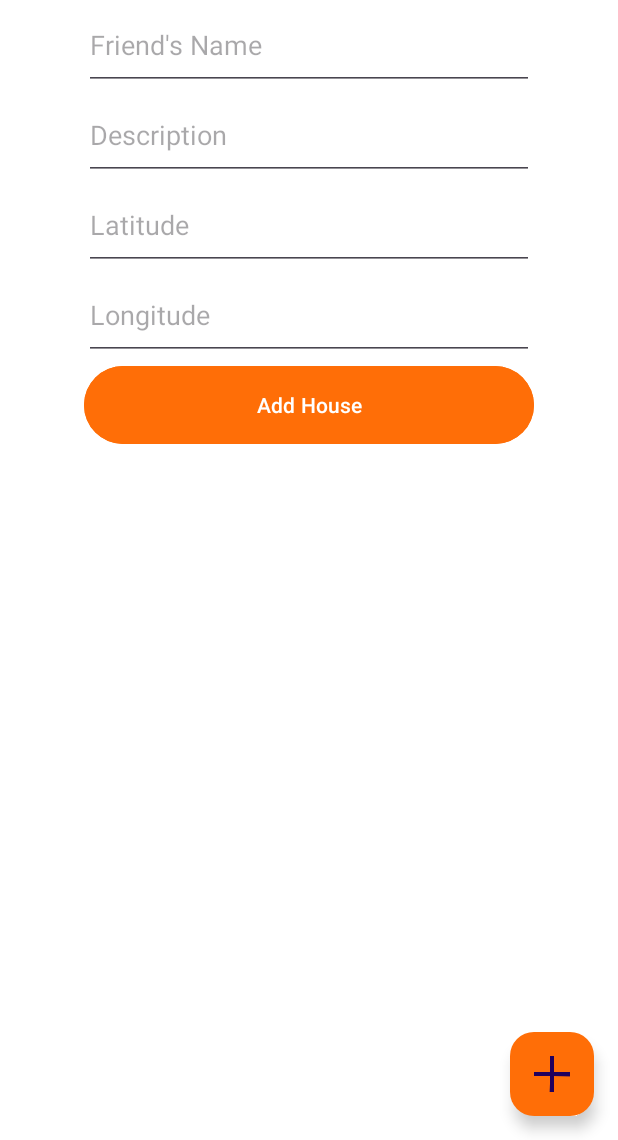
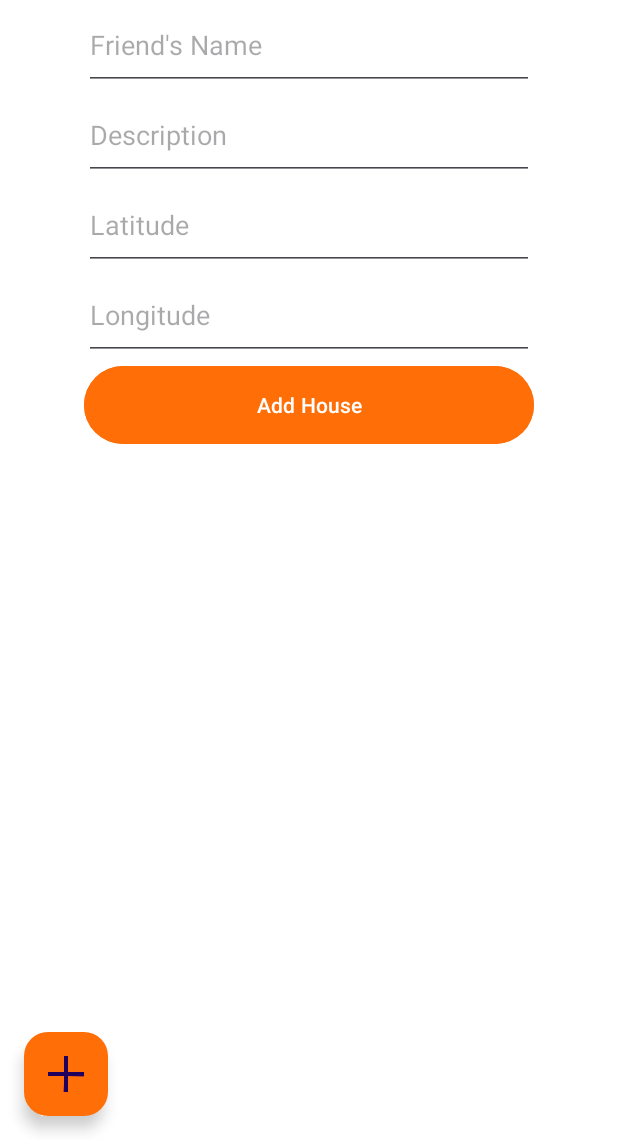
Before and after one commit to zblouse/FriendsHouse, an Android app: the screen it shows after launch (MainActivity), after a tap on "Click to add a Friends House", on a phone screen of 412 x 824 dp, the part 96-1236 px from its top. Run offline under Robolectric (Android 15) with nearby library versions, the phone set to English and light mode, and no system bars.

Commit message:
cleanup and documentation

```diff
--- a/app/src/main/java/com/zblouse/friendshouse/House.java
+++ b/app/src/main/java/com/zblouse/friendshouse/House.java
@@ -2,6 +2,9 @@ package com.zblouse.friendshouse;
 
 import java.io.Serializable;
 
+/**
+ * Basic POJO for a house object
+ */
 public class House implements Serializable {
     private int id;
     private String name;
--- a/app/src/main/java/com/zblouse/friendshouse/HouseAdapter.java
+++ b/app/src/main/java/com/zblouse/friendshouse/HouseAdapter.java
@@ -10,6 +10,9 @@ import androidx.recyclerview.widget.RecyclerView;
 
 import java.util.List;
 
+/**
+ * RecyclerView Adapter for displaying Houses
+ */
 public class HouseAdapter extends RecyclerView.Adapter<HouseAdapter.ViewHolder> {
 
     private final List<House> houses;
@@ -21,6 +24,7 @@ public class HouseAdapter extends RecyclerView.Adapter<HouseAdapter.ViewHolder>
     @NonNull
     @Override
     public ViewHolder onCreateViewHolder(@NonNull ViewGroup parent, int viewType) {
+        //Inflates the layout from the home_display layout
         View view = LayoutInflater.from(parent.getContext()).inflate(R.layout.home_display,parent,false);
         return new ViewHolder(view);
     }
@@ -33,6 +37,7 @@ public class HouseAdapter extends RecyclerView.Adapter<HouseAdapter.ViewHolder>
         holder.itemView.setOnClickListener(new View.OnClickListener() {
             @Override
             public void onClick(View view) {
+                //When the user clicks on this house, call the display house map in the MainActivity
                 ((MainActivity)view.getContext()).displayHouseMap(house);
             }
         });
@@ -50,6 +55,7 @@ public class HouseAdapter extends RecyclerView.Adapter<HouseAdapter.ViewHolder>
 
         public ViewHolder(View houseView){
             super(houseView);
+            //Gets the UI Elements for this House display
             nameTextView = houseView.findViewById(R.id.house_name);
             descriptionTextView = houseView.findViewById(R.id.house_description);
         }
--- a/app/src/main/java/com/zblouse/friendshouse/ListViewFragment.java
+++ b/app/src/main/java/com/zblouse/friendshouse/ListViewFragment.java
@@ -11,6 +11,9 @@ import androidx.recyclerview.widget.DividerItemDecoration;
 import androidx.recyclerview.widget.LinearLayoutManager;
 import androidx.recyclerview.widget.RecyclerView;
 
+/**
+ * Fragment to display all houses in a RecyclerView
+ */
 public class ListViewFragment extends Fragment {
 
     public ListViewFragment(){
@@ -19,11 +22,14 @@ public class ListViewFragment extends Fragment {
 
     @Override
     public View onCreateView(LayoutInflater inflater, ViewGroup container, Bundle savedInstanceState) {
+        //Inflates the fragment UI elements from the fragment_list_view
         LinearLayout layout = (LinearLayout) inflater.inflate(R.layout.fragment_list_view,container,false);
         HouseDatabaseHelper houseDatabaseHelper = new HouseDatabaseHelper(layout.getContext());
         RecyclerView houseListView = layout.findViewById(R.id.house_recycler_view);
+        //Initializes a HouseAdapter with a list of all houses currently in the House Database
         houseListView.setAdapter(new HouseAdapter(houseDatabaseHelper.getAllHouses()));
         LinearLayoutManager layoutManager = new LinearLayoutManager(layout.getContext());
+        //DividerItemDecoration to put some space between each element in the RecyclerView
         DividerItemDecoration dividerItemDecoration = new DividerItemDecoration(houseListView.getContext(),
                 layout.getOrientation());
         dividerItemDecoration.setDrawable(layout.getContext().getDrawable(R.drawable.divider));
--- a/app/src/main/res/drawable/divider.xml
+++ b/app/src/main/res/drawable/divider.xml
@@ -1,3 +1,4 @@
+<!--Sets up a vertical divider-->
 <shape xmlns:android="http://schemas.android.com/apk/res/android"
     android:shape="rectangle">
     <size android:height="5dp"/>
--- a/app/src/main/res/drawable/home.xml
+++ b/app/src/main/res/drawable/home.xml
@@ -1,3 +1,4 @@
+<!--Home button used in Top Navigation Bar-->
 <vector xmlns:android="http://schemas.android.com/apk/res/android" android:height="24dp" android:tint="#000000" android:viewportHeight="24" android:viewportWidth="24" android:width="24dp">
 
     <path android:fillColor="@android:color/white" android:pathData="M10,20v-6h4v6h5v-8h3L12,3 2,12h3v8z"/>
--- a/app/src/main/res/layout/activity_main.xml
+++ b/app/src/main/res/layout/activity_main.xml
@@ -1,4 +1,5 @@
 <?xml version="1.0" encoding="utf-8"?>
+<!--MainActivity-->
 <LinearLayout xmlns:android="http://schemas.android.com/apk/res/android"
     xmlns:app="http://schemas.android.com/apk/res-auto"
     xmlns:tools="http://schemas.android.com/tools"
@@ -10,6 +11,7 @@
     android:layout_gravity="center"
     android:gravity="center"
     android:background="@color/white">
+    <!--Sets up the toolbar that is displayed on the top of the screen-->
     <androidx.appcompat.widget.Toolbar
         android:id="@+id/toolbar"
         android:layout_width="match_parent"
@@ -27,11 +29,12 @@
         android:layout_gravity="center"
         android:gravity="center">
 
+        <!--Sets up the floating action button used to switch to the addhouse fragment-->
         <com.google.android.material.floatingactionbutton.FloatingActionButton
             android:id="@+id/floating_button"
             android:layout_width="wrap_content"
             android:layout_height="wrap_content"
-            android:layout_gravity="end|bottom"
+            android:layout_gravity="start|bottom"
             android:layout_margin="16dp"
             android:contentDescription="@string/add_button"
             android:src="@drawable/plus"
--- a/app/src/main/res/layout/fragment_add_house.xml
+++ b/app/src/main/res/layout/fragment_add_house.xml
@@ -1,4 +1,5 @@
 <?xml version="1.0" encoding="utf-8"?>
+<!--Fragment to add a house-->
 <LinearLayout xmlns:android="http://schemas.android.com/apk/res/android"
     android:orientation="vertical"
     android:layout_width="wrap_content"
@@ -6,18 +7,21 @@
     android:gravity="center_horizontal"
     android:layout_gravity="center_horizontal">
 
+    <!--Text entry for setting the name of the house-->
     <EditText
         android:id="@+id/name_edit_text"
         android:layout_width="300dp"
         android:layout_height="60dp"
         android:hint="@string/add_house_name_prompt"/>
 
+    <!--Text entry for setting the desciption of the house-->
     <EditText
         android:id="@+id/description_edit_text"
         android:layout_width="300dp"
         android:layout_height="60dp"
         android:hint="@string/add_house_description_prompt"/>
 
+    <!--Text entry that only allows signed decimal numbers for setting the latitude of the house-->
     <EditText
         android:id="@+id/latitude_edit_text"
         android:layout_width="300dp"
@@ -25,6 +29,7 @@
         android:hint="@string/add_house_latitude_prompt"
         android:inputType="numberDecimal|numberSigned"/>
 
+    <!--Text entry that only allows signed decimal numbers for setting the longitude of the house-->
     <EditText
         android:id="@+id/longitude_edit_text"
         android:layout_width="300dp"
@@ -32,6 +37,7 @@
         android:hint="@string/add_house_longitude_prompt"
         android:inputType="numberDecimal|numberSigned"/>
 
+    <!--Button to add the House to the database-->
     <Button
         android:layout_width="300dp"
         android:layout_height="60dp"
--- a/app/src/main/res/layout/fragment_list_view.xml
+++ b/app/src/main/res/layout/fragment_list_view.xml
@@ -1,4 +1,5 @@
 <?xml version="1.0" encoding="utf-8"?>
+<!--Simple fragment for displaying all Houses in a RecyclerView-->
 <LinearLayout xmlns:android="http://schemas.android.com/apk/res/android"
     xmlns:app="http://schemas.android.com/apk/res-auto"
     xmlns:tools="http://schemas.android.com/tools"
@@ -7,6 +8,7 @@
     android:orientation="vertical"
     android:gravity="center_horizontal">
 
+    <!--RecyclerView to display Houses-->
     <androidx.recyclerview.widget.RecyclerView
         android:id="@+id/house_recycler_view"
         android:layout_width="wrap_content"
--- a/app/src/main/res/layout/home_display.xml
+++ b/app/src/main/res/layout/home_display.xml
@@ -1,4 +1,5 @@
 <?xml version="1.0" encoding="utf-8"?>
+<!--UI view that will be displayed in the RecyclerView of fragment_list_view-->
 <LinearLayout xmlns:android="http://schemas.android.com/apk/res/android"
     android:layout_width="300dp"
     android:layout_height="wrap_content"
@@ -9,6 +10,7 @@
     android:paddingTop="10dp"
     android:paddingBottom="10dp">
 
+    <!--TextView to display the name of the house-->
     <TextView
         android:layout_width="wrap_content"
         android:layout_gravity="center"
@@ -18,6 +20,7 @@
         android:paddingStart="5dp"
         android:paddingEnd="5dp"/>
 
+    <!--TextView to display the description of the house-->
     <TextView
         android:layout_width="wrap_content"
         android:layout_gravity="center"
--- a/app/src/main/res/menu/action_bar.xml
+++ b/app/src/main/res/menu/action_bar.xml
@@ -1,6 +1,8 @@
+<!--Sets up the UI for the top navigation bar-->
 <menu xmlns:android="http://schemas.android.com/apk/res/android"
     xmlns:app="http://schemas.android.com/apk/res-auto">
 
+    <!--Button to return to the home screen(list_view fragment)-->
     <item
         android:id="@+id/action_home"
         android:icon="@drawable/home"
--- a/app/src/main/res/values/colors.xml
+++ b/app/src/main/res/values/colors.xml
@@ -2,6 +2,8 @@
 <resources>
     <color name="black">#FF000000</color>
     <color name="white">#FFFFFFFF</color>
+    <!--Orange is the primary color of the app-->
     <color name="orange">#FFFF6E07</color>
+    <!--Gray is the secondary color of the app-->
     <color name="gray">#CECECE</color>
 </resources>
```
Also changed, not shown: app/src/main/java/com/zblouse/friendshouse/AddHouseFragment.java (+7 -1 lines), app/src/main/java/com/zblouse/friendshouse/HouseDatabaseHelper.java (+16 -0 lines), app/src/main/java/com/zblouse/friendshouse/MainActivity.java (+24 -4 lines), app/src/main/res/layout/fragment_map.xml (deleted, +0 -8 lines).
